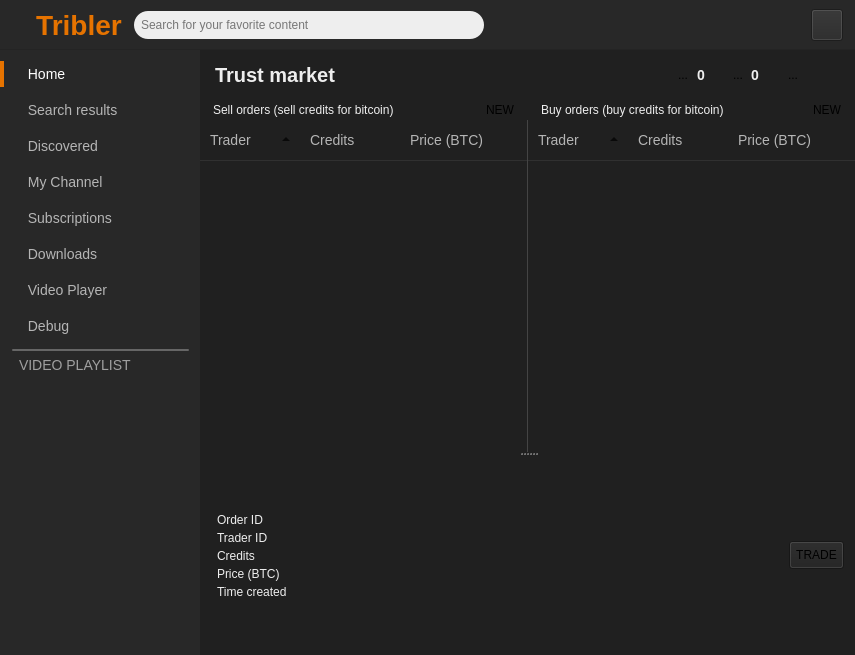
Qt form TriblerGUI/qt_resources/mainwindow.ui (devos50/tribler) before a commit.
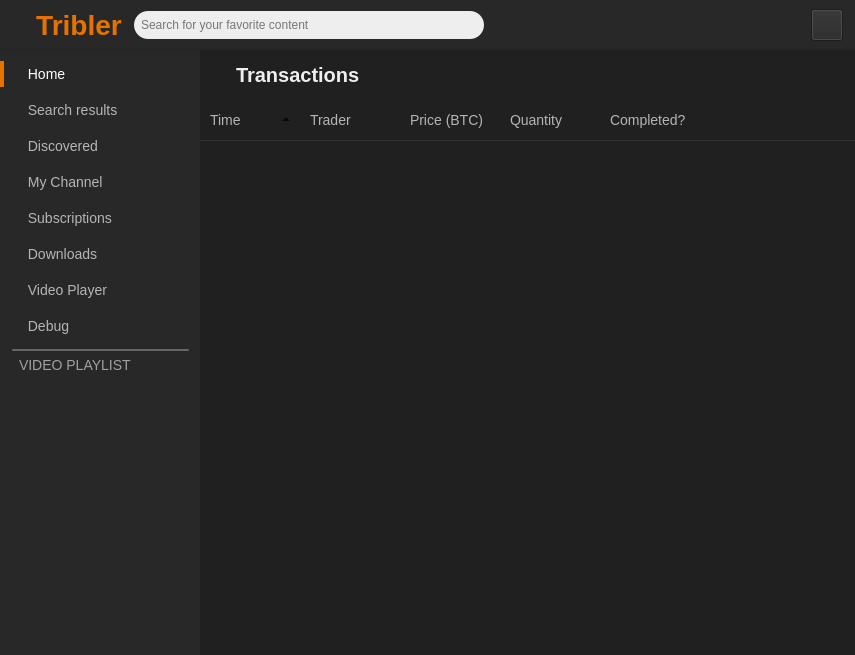
The same form after that commit. The open tabs and pages were chosen to show the change. Icons and pictures are not drawn. Custom widgets are drawn as their Qt base class.

Commit message: Created transaction history page

```diff
--- a/TriblerGUI/qt_resources/mainwindow.ui
+++ b/TriblerGUI/qt_resources/mainwindow.ui
@@ -9267,6 +9267,63 @@
              <property name="bottomMargin">
               <number>0</number>
              </property>
+             <item>
+              <spacer name="horizontalSpacer_76">
+               <property name="orientation">
+                <enum>Qt::Horizontal</enum>
+               </property>
+               <property name="sizeType">
+                <enum>QSizePolicy::Fixed</enum>
+               </property>
+               <property name="sizeHint" stdset="0">
+                <size>
+                 <width>10</width>
+                 <height>20</height>
+                </size>
+               </property>
+              </spacer>
+             </item>
+             <item>
+              <widget class="QToolButton" name="market_back_button">
+               <property name="minimumSize">
+                <size>
+                 <width>16</width>
+                 <height>18</height>
+                </size>
+               </property>
+               <property name="maximumSize">
+                <size>
+                 <width>16</width>
+                 <height>18</height>
+                </size>
+               </property>
+               <property name="cursor">
+                <cursorShape>PointingHandCursor</cursorShape>
+               </property>
+               <property name="styleSheet">
+                <string notr="true">border: none;</string>
+               </property>
+               <property name="text">
+                <string/>
+               </property>
+              </widget>
+             </item>
+             <item>
+              <spacer name="horizontalSpacer_77">
+               <property name="orientation">
+                <enum>Qt::Horizontal</enum>
+               </property>
+               <property name="sizeType">
+                <enum>QSizePolicy::Minimum</enum>
+               </property>
+               <property name="sizeHint" stdset="0">
+                <size>
+                 <width>10</width>
+                 <height>20</height>
+                </size>
+               </property>
+              </spacer>
+             </item>
              <item>
               <widget class="QLabel" name="market_header_label">
                <property name="sizePolicy">
@@ -9291,8 +9348,7 @@
                 <string notr="true">color: #eee;
                                             background-color: transparent;
                                             font-size: 20px;
-                                            font-weight: bold;
-                                            margin: 10px;</string>
+                                            font-weight: bold;</string>
                </property>
                <property name="text">
                 <string>Trust market</string>
@@ -9958,6 +10014,211 @@
           </item>
          </layout>
         </widget>
+        <widget class="MarketTransactionsPage" name="market_transactions_page">
+         <property name="styleSheet">
+          <string notr="true">QLabel { color: #eee; }
+
+QTreeWidget {
+border: none;
+font-size: 13px;
+}
+QTreeWidget::item {
+color: #eee;
+height: 30px;
+border-bottom: 1px solid #303030;
+}
+QTreeWidget::item:hover {
+background-color: #303030;
+}
+QTreeWidget::item::selected {
+background-color: #444;
+}
+QHeaderView {
+background-color: transparent;
+}
+QHeaderView::section {
+background-color: transparent;
+border: none;
+color: #B5B5B5;
+padding: 10px;
+font-size: 14px;
+border-bottom: 1px solid #303030;
+}
+QHeaderView::section:hover {
+color: white;
+}
+QTableCornerButton::section {
+background-color: transparent;
+}</string>
+         </property>
+         <layout class="QVBoxLayout" name="verticalLayout">
+          <property name="spacing">
+           <number>0</number>
+          </property>
+          <property name="leftMargin">
+           <number>0</number>
+          </property>
+          <property name="topMargin">
+           <number>0</number>
+          </property>
+          <property name="rightMargin">
+           <number>0</number>
+          </property>
+          <property name="bottomMargin">
+           <number>0</number>
+          </property>
+          <item>
+           <widget class="QWidget" name="widget_28" native="true">
+            <layout class="QHBoxLayout" name="horizontalLayout_44">
+             <property name="spacing">
+              <number>0</number>
+             </property>
+             <property name="leftMargin">
+              <number>0</number>
+             </property>
+             <property name="topMargin">
+              <number>0</number>
+             </property>
+             <property name="rightMargin">
+              <number>0</number>
+             </property>
+             <property name="bottomMargin">
+              <number>0</number>
+             </property>
+             <item>
+              <spacer name="horizontalSpacer_78">
+               <property name="orientation">
+                <enum>Qt::Horizontal</enum>
+               </property>
+               <property name="sizeType">
+                <enum>QSizePolicy::Fixed</enum>
+               </property>
+               <property name="sizeHint" stdset="0">
+                <size>
+                 <width>10</width>
+                 <height>20</height>
+                </size>
+               </property>
+              </spacer>
+             </item>
+             <item>
+              <widget class="QToolButton" name="transactions_back_button">
+               <property name="minimumSize">
+                <size>
+                 <width>16</width>
+                 <height>18</height>
+                </size>
+               </property>
+               <property name="maximumSize">
+                <size>
+                 <width>16</width>
+                 <height>18</height>
+                </size>
+               </property>
+               <property name="cursor">
+                <cursorShape>PointingHandCursor</cursorShape>
+               </property>
+               <property name="styleSheet">
+                <string notr="true">border: none;</string>
+               </property>
+               <property name="text">
+                <string/>
+               </property>
+              </widget>
+             </item>
+             <item>
+              <spacer name="horizontalSpacer_79">
+               <property name="orientation">
+                <enum>Qt::Horizontal</enum>
+               </property>
+               <property name="sizeType">
+                <enum>QSizePolicy::Fixed</enum>
+               </property>
+               <property name="sizeHint" stdset="0">
+                <size>
+                 <width>10</width>
+                 <height>20</height>
+                </size>
+               </property>
+              </spacer>
+             </item>
+             <item>
+              <widget class="QLabel" name="market_transactions_header_label">
+               <property name="sizePolicy">
+                <sizepolicy hsizetype="Expanding" vsizetype="Fixed">
+                 <horstretch>0</horstretch>
+                 <verstretch>0</verstretch>
+                </sizepolicy>
+               </property>
+               <property name="minimumSize">
+                <size>
+                 <width>0</width>
+                 <height>50</height>
+                </size>
+               </property>
+               <property name="maximumSize">
+                <size>
+                 <width>16777215</width>
+                 <height>50</height>
+                </size>
+               </property>
+               <property name="styleSheet">
+                <string notr="true">color: #eee;
+                                            background-color: transparent;
+                                            font-size: 20px;
+                                            font-weight: bold;</string>
+               </property>
+               <property name="text">
+                <string>Transactions</string>
+               </property>
+              </widget>
+             </item>
+            </layout>
+           </widget>
+          </item>
+          <item>
+           <widget class="QTreeWidget" name="market_transactions_list">
+            <property name="indentation">
+             <number>0</number>
+            </property>
+            <property name="sortingEnabled">
+             <bool>true</bool>
+            </property>
+            <attribute name="headerShowSortIndicator" stdset="0">
+             <bool>true</bool>
+            </attribute>
+            <attribute name="headerStretchLastSection">
+             <bool>true</bool>
+            </attribute>
+            <column>
+             <property name="text">
+              <string>Time</string>
+             </property>
+            </column>
+            <column>
+             <property name="text">
+              <string>Trader</string>
+             </property>
+            </column>
+            <column>
+             <property name="text">
+              <string>Price (BTC)</string>
+             </property>
+            </column>
+            <column>
+             <property name="text">
+              <string>Quantity</string>
+             </property>
+            </column>
+            <column>
+             <property name="text">
+              <string>Completed?</string>
+             </property>
+            </column>
+           </widget>
+          </item>
+         </layout>
+        </widget>
        </widget>
       </item>
      </layout>
@@ -10134,6 +10395,12 @@
    <header>TriblerGUI.widgets.marketpage.h</header>
    <container>1</container>
   </customwidget>
+  <customwidget>
+   <class>MarketTransactionsPage</class>
+   <extends>QWidget</extends>
+   <header>TriblerGUI.widgets.markettransactionspage.h</header>
+   <container>1</container>
+  </customwidget>
  </customwidgets>
  <resources/>
  <connections>
```
Left out of the diff: 38 changed lines with no effect on the pictures. The commit also changes 3 other files.
